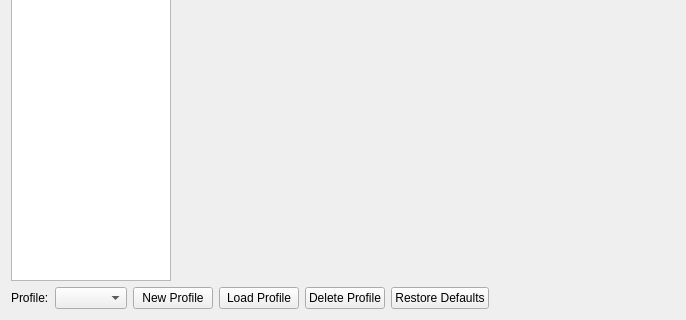
Above: src/duckstation-qt/controllersettingswindow.ui from kofxi3584karlayang/duckstation before the change; both pictures show x 0 to 686 and y 352 to 672 of the 1288 by 672 pixel window. Below: the same form after it.
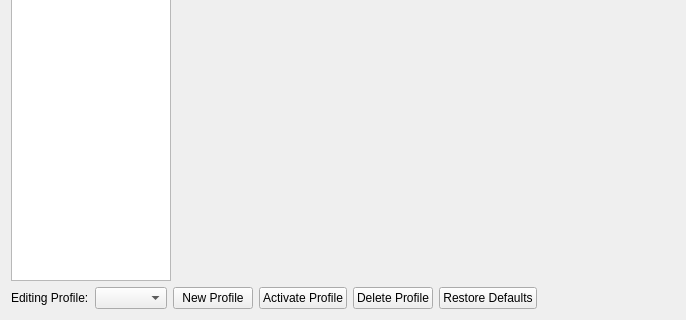
That is the form after the change. Icons and pictures are not drawn.

Commit message: Qt: Clarify controller settings labels

```diff
--- a/src/duckstation-qt/controllersettingswindow.ui
+++ b/src/duckstation-qt/controllersettingswindow.ui
@@ -69,7 +69,7 @@
        <item>
         <widget class="QLabel" name="label">
          <property name="text">
-          <string>Profile:</string>
+          <string>Editing Profile:</string>
          </property>
         </widget>
        </item>
@@ -89,7 +89,7 @@
        <item>
         <widget class="QPushButton" name="loadProfile">
          <property name="text">
-          <string>Load Profile</string>
+          <string>Activate Profile</string>
          </property>
          <property name="icon">
           <iconset theme="folder-open-line"/>
```
